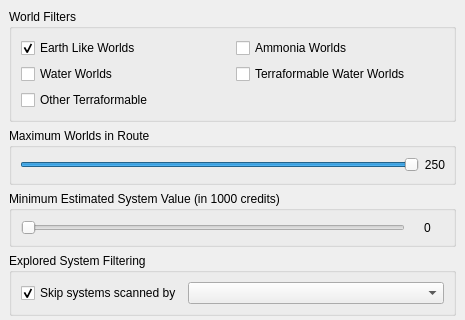
Above: src/Routers/Exploration/ValueRouter.ui from neotron/EDPathFinder before the change; both pictures show x 0 to 465 and y 0 to 320 of the 465 by 510 pixel window. Below: the same form after it.
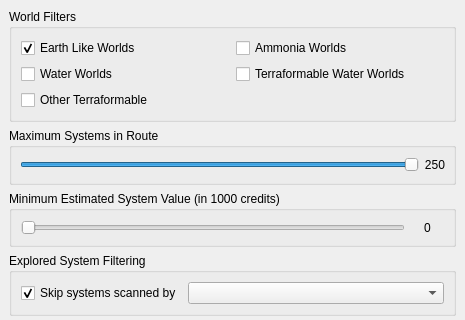
That is the form after the change. Custom widgets are drawn as their Qt base class.

Commit message: Change typo in label (thanks @svensven)

```diff
--- a/src/Routers/Exploration/ValueRouter.ui
+++ b/src/Routers/Exploration/ValueRouter.ui
@@ -71,7 +71,7 @@
        </sizepolicy>
       </property>
       <property name="title">
-       <string>Maximum Worlds in Route</string>
+       <string>Maximum Systems in Route</string>
       </property>
       <layout class="QHBoxLayout" name="horizontalLayout_4">
        <property name="spacing">
```
